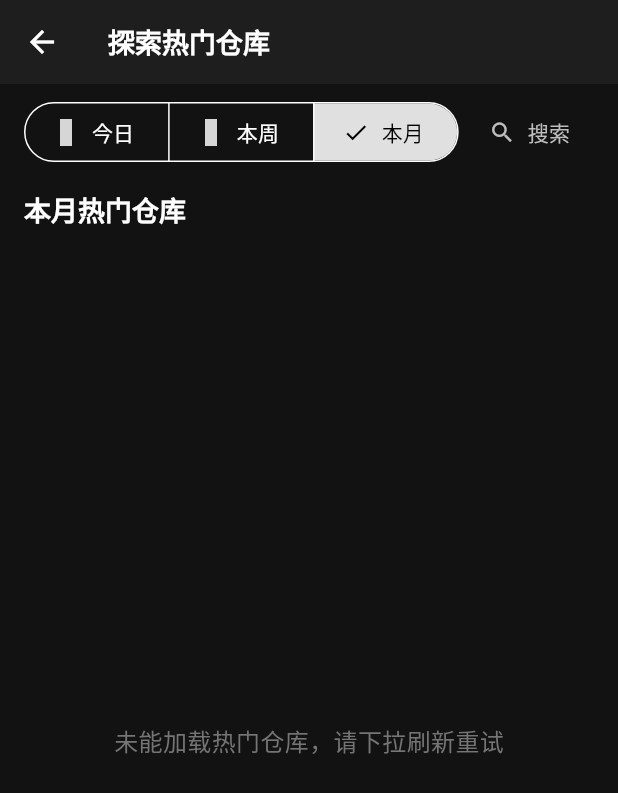
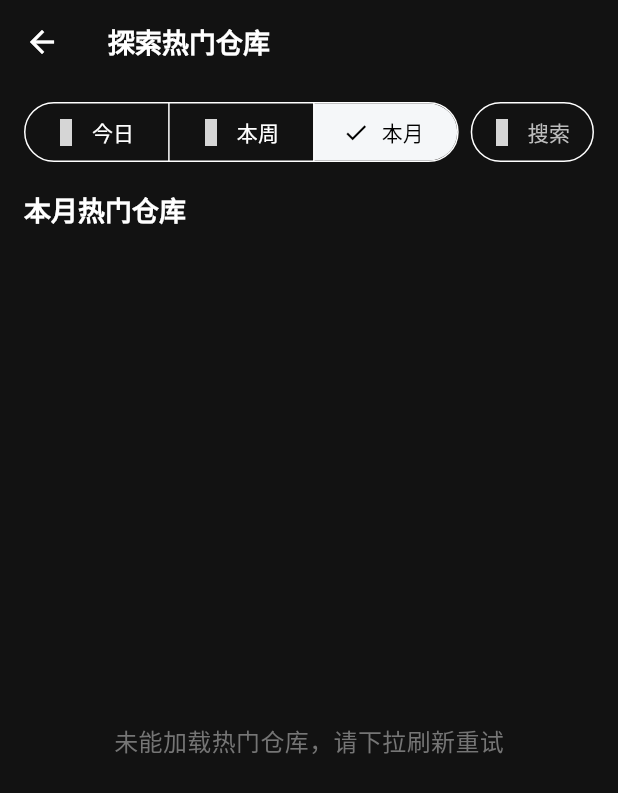
Before and after one commit to SunWithCat/github-client, a Flutter app: the HomePage screen opened directly, after a tap on "探索", on a phone screen of 412 x 824 dp. Shown: the top 793 px of the screen. Run offline on Flutter 3.47's test engine with Material 3 defaults, Android fonts, the light colour scheme and no system bars; our stand-ins replace cached_network_image, dio, flutter_markdown, flutter_secure_storage, fluttertoast, hive and 2 more; missing offline and left inert: flutter_octicons, markdown; accounts and stored records are empty; grey boxes are pictures that could not be loaded.

Commit message:
添加搜索界面，完善搜索功能；替换部分图标

```diff
--- a/lib/common/widgets/repo_item.dart
+++ b/lib/common/widgets/repo_item.dart
@@ -149,7 +149,7 @@ class RepoItem extends StatelessWidget {
                     Text(repo.language!),
                     const SizedBox(width: 16),
                   ],
-                  Icon(Icons.star, size: 16, color: Colors.yellow.shade700),
+                  Icon(OctIcons.star_fill_16, size: 16, color: Colors.yellow.shade700),
                   const SizedBox(width: 4),
                   Text(formatNumber(repo.starCount)),
                   const SizedBox(width: 16),
--- a/lib/pages/explore_page.dart
+++ b/lib/pages/explore_page.dart
@@ -1,8 +1,8 @@
 import 'package:flutter/material.dart';
 import 'package:flutter_octicons/flutter_octicons.dart';
-import 'package:fluttertoast/fluttertoast.dart';
 import 'package:ghclient/common/widgets/repo_item.dart';
 import 'package:ghclient/models/repo.dart';
+import 'package:ghclient/pages/search_page.dart';
 import 'package:ghclient/profile_change.dart';
 import 'package:ghclient/services/github_service.dart';
 import 'package:provider/provider.dart';
@@ -79,7 +79,12 @@ class _ExplorePageState extends State<ExplorePage> {
   @override
   Widget build(BuildContext context) {
     return Scaffold(
-      appBar: AppBar(title: const Text('探索热门仓库')),
+      appBar: AppBar(
+        title: const Text('探索热门仓库'),
+        backgroundColor: Theme.of(context).scaffoldBackgroundColor,
+        elevation: 0,
+        foregroundColor: Theme.of(context).colorScheme.onSurface,
+      ),
       body: RefreshIndicator(
         onRefresh: _fetchTrendingRepos,
         child: _buildBody(),
@@ -142,13 +147,21 @@ class _ExplorePageState extends State<ExplorePage> {
               const SizedBox(width: 8),
               TextButton.icon(
                 onPressed: () {
-                  Fluttertoast.showToast(
-                    toastLength: Toast.LENGTH_SHORT,
-                    msg: '搜索功能正在开发中~'
+                  Navigator.push(
+                    context,
+                    MaterialPageRoute(builder: (context) => const SearchPage()),
                   );
                 },
-                label: Text('搜索'),
-                icon: Icon(Icons.search),
+                label: const Text('搜索'),
+                icon: const Icon(OctIcons.search_16),
+                style: TextButton.styleFrom(
+                  side: BorderSide(
+                    color: Theme.of(context).colorScheme.outline,
+                  ),
+                  shape: RoundedRectangleBorder(
+                    borderRadius: BorderRadius.circular(24.0),
+                  ),
+                ),
               ),
             ],
           ),
--- a/lib/pages/home_page.dart
+++ b/lib/pages/home_page.dart
@@ -84,7 +84,7 @@ class HomePage extends StatelessWidget {
                                         ),
                                       );
                                     },
-                                    icon: Icon(Icons.folder_open), // 使用文件夹图标
+                                    icon: Icon(OctIcons.repo_16), // 使用文件夹图标
                                     label: Text('仓库'), // 添加文本指示
                                   ),
                                   TextButton.icon(
@@ -97,7 +97,7 @@ class HomePage extends StatelessWidget {
                                         ),
                                       );
                                     },
-                                    icon: Icon(Icons.star, color: Colors.amber),
+                                    icon: Icon(OctIcons.star_fill_16, color: Colors.yellow.shade700),
                                     label: Text('星标'),
                                   ),
                                 ],
@@ -112,7 +112,7 @@ class HomePage extends StatelessWidget {
                               Row(
                                 children: [
                                   const Icon(
-                                    Icons.people_outline,
+                                    OctIcons.people_16,
                                     size: 20,
                                     color: Colors.grey,
                                   ),
@@ -257,7 +257,7 @@ class HomePage extends StatelessWidget {
                     Row(
                       children: [
                         Icon(
-                          Icons.calendar_today,
+                          OctIcons.calendar_24,
                           size: 16,
                           color: Colors.grey[600],
                         ),
--- a/lib/pages/login_page.dart
+++ b/lib/pages/login_page.dart
@@ -139,7 +139,7 @@ class _LoginPageState extends State<LoginPage> {
               const CircularProgressIndicator()
             else
               ElevatedButton.icon(
-                icon: const Icon(Icons.login),
+                icon: const Icon(OctIcons.sign_in_16),
                 onPressed: () async {
                   // 点击按钮后，启动URL
                   final url = githubAuthUrl;
--- a/lib/theme/theme.dart
+++ b/lib/theme/theme.dart
@@ -38,7 +38,7 @@ ThemeData darkMode = ThemeData(
   colorScheme: ColorScheme.dark(
     background: const Color(0xFF121212), // 更深的背景色
     primary: Colors.grey.shade400,
-    secondary: Colors.grey.shade300,
+    secondary: lightGreyColor,
     surface: const Color(0xFF1E1E1E), // 较浅的表面颜色
     surfaceContainer: const Color(0xFF1E1E1E),
   ),
```
Also changed, not shown: lib/pages/repo_detail_page.dart (+7 -7 lines), lib/pages/search_page.dart (added, +193 -0 lines), lib/pages/settings_page.dart (+5 -2 lines), lib/services/github_service.dart (+16 -0 lines).
